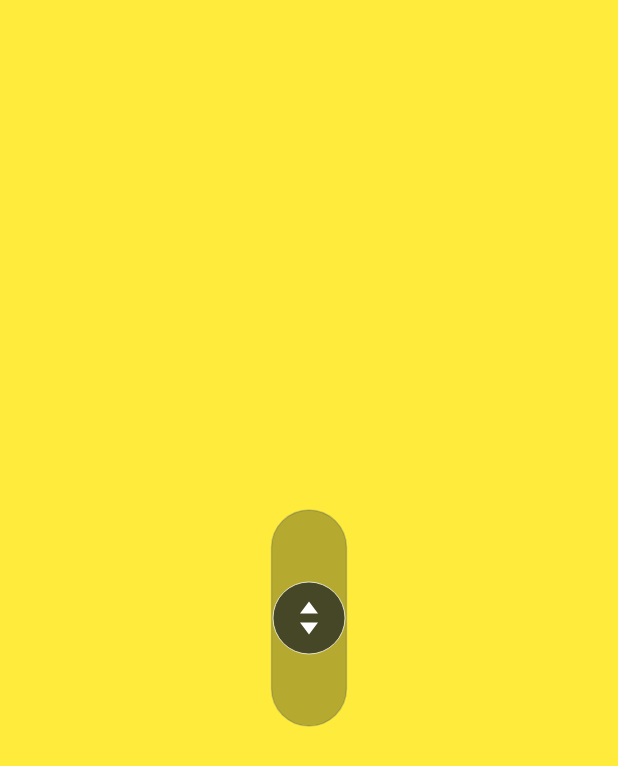
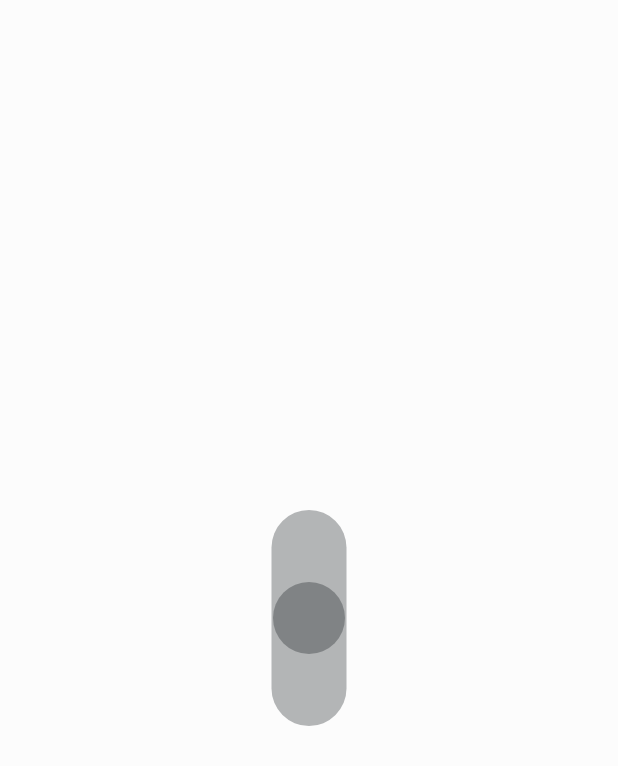
Before and after one commit to Alan-GitHub/effect_demo, a Flutter app: the screen it shows after launch, after a tap on "竖直操纵杆", on a phone screen of 412 x 824 dp. Shown: the top 766 px of the screen. Run offline on Flutter 3.47's test engine with Material 2 defaults, Android fonts, the phone set to English and light mode, and no system bars; network calls fail; statements that could not run were skipped.

Commit message:
垂直操纵杆，绘制图片代替绘制图形、阴影、颜色、边框、小三角，可以提高性能

```diff
--- a/lib/src/animation_use/vertical_joystick.dart
+++ b/lib/src/animation_use/vertical_joystick.dart
@@ -16,12 +16,20 @@ class VerticalJoyStick extends StatefulWidget {
     required this.size,
     this.rRectRadius = 0,
     required this.radius,
+    this.driveVerticalOutline,
+    this.driveVerticalControlStop,
+    this.driveVerticalControlUp,
+    this.driveVerticalControlDown,
     required this.onMove,
   });
 
   final Size size;
   final double rRectRadius;
   final double radius;
+  final ui.Image? driveVerticalOutline;
+  final ui.Image? driveVerticalControlStop;
+  final ui.Image? driveVerticalControlUp;
+  final ui.Image? driveVerticalControlDown;
   final void Function(double dy) onMove;
 
   @override
@@ -54,6 +62,10 @@ class _VerticalJoyStickState extends State<VerticalJoyStick> {
           offset: _offset,
           radius: widget.radius,
           status: status,
+          driveVerticalOutline: widget.driveVerticalOutline,
+          driveVerticalControlStop: widget.driveVerticalControlStop,
+          driveVerticalControlUp: widget.driveVerticalControlUp,
+          driveVerticalControlDown: widget.driveVerticalControlDown,
           onMove: widget.onMove,
           listenable: _offset,
         ),
@@ -104,6 +116,10 @@ class VerticalJoyStickPainter extends CustomPainter {
     required this.offset,
     required this.radius,
     required this.status,
+    this.driveVerticalOutline,
+    this.driveVerticalControlStop,
+    this.driveVerticalControlUp,
+    this.driveVerticalControlDown,
     required this.onMove,
     required Listenable listenable,
   }) : super(repaint: listenable);
@@ -120,6 +136,11 @@ class VerticalJoyStickPainter extends CustomPainter {
   /// 手势状态
   final ValueNotifier<VerticalDragStatus> status;
 
+  final ui.Image? driveVerticalOutline;
+  final ui.Image? driveVerticalControlStop;
+  final ui.Image? driveVerticalControlUp;
+  final ui.Image? driveVerticalControlDown;
+
   final void Function(double dy) onMove;
 
   final Paint _paint = Paint();
@@ -134,18 +155,12 @@ class VerticalJoyStickPainter extends CustomPainter {
     /// 回调通知上层移动的数据 - y坐标
     onMove(dy);
 
-    /// 底图描边
-    _paint
-      ..style = PaintingStyle.stroke
-      ..strokeWidth = 1
-      ..color = RCColors.gray_5F7176.withOpacity(0.3);
-    canvas.drawRRect(RRect.fromRectXY(rect, rRectRadius, rRectRadius), _paint);
-
-    /// 绘制底图圆角矩形
-    _paint
-      ..style = PaintingStyle.fill
-      ..color = RCColors.gray_0A1014.withOpacity(0.3);
-    canvas.drawRRect(RRect.fromRectXY(rect, rRectRadius, rRectRadius), _paint);
+    if (driveVerticalOutline != null) {
+      canvas.drawImage(driveVerticalOutline!, Offset.zero, _paint);
+    } else {
+      canvas.drawRRect(
+          RRect.fromRectXY(rect, rRectRadius, rRectRadius), _paint..color = RCColors.gray_0A1014.withOpacity(0.3));
+    }
 
     /// 计算控制球在可移动范围内的滑动比值，滑动越多，相应端的指示颜色越深
     double ratio = dy.abs() / (size.height / 2.0 - radius);
@@ -163,65 +178,25 @@ class VerticalJoyStickPainter extends CustomPainter {
       _paint.shader = null;
     }
 
-    /// 绘制控制小球球
-    _paint
-      ..style = PaintingStyle.fill
-      ..color = RCColors.black_171E22.withOpacity(0.7);
-    canvas.drawCircle(offset.value, radius, _paint);
-
-    /// 控制小球球描边
-    _paint
-      ..style = PaintingStyle.stroke
-      ..strokeWidth = 0.5
-      ..color = RCColors.white;
-    if (status.value != VerticalDragStatus.end) {
-      _paint.color = RCColors.blue_2FD9F8;
+    if (dy == 0) {
+      if (driveVerticalControlStop != null) {
+        canvas.drawImage(driveVerticalControlStop!, offset.value.translate(-radius, -radius), _paint);
+      } else {
+        canvas.drawCircle(offset.value, radius, _paint);
+      }
+    } else if (dy < 0) {
+      if (driveVerticalControlUp != null) {
+        canvas.drawImage(driveVerticalControlUp!, offset.value.translate(-radius, -radius), _paint);
+      } else {
+        canvas.drawCircle(offset.value, radius, _paint);
+      }
+    } else {
+      if (driveVerticalControlDown != null) {
+        canvas.drawImage(driveVerticalControlDown!, offset.value.translate(-radius, -radius), _paint);
+      } else {
+        canvas.drawCircle(offset.value, radius, _paint);
+      }
     }
-    canvas.drawCircle(offset.value, radius, _paint);
-
-    /// 小球球里面的三角形（上）
-    /// 小球球圆心坐标
-    double rx = offset.value.dx;
-    double ry = offset.value.dy;
-
-    _paint
-      ..style = PaintingStyle.fill
-      ..color = RCColors.white;
-
-    /// 适配屏幕时的缩放比例
-    double scale = radius / 24;
-
-    if (dy < 0) {
-      _paint.color = RCColors.blue_2FD9F8;
-    }
-
-    var path1 = Path();
-    path1.moveTo(rx - 6 * scale, ry - 3 * scale);
-    path1.lineTo(rx, ry - 11 * scale);
-    path1.lineTo(rx + 6 * scale, ry - 3 * scale);
-    path1.close();
-
-    if (dy < 0) {
-      drawShadows(canvas, path1, [const BoxShadow(color: RCColors.blue_2FD9F8, blurRadius: 10, spreadRadius: 12)], -1);
-    }
-    canvas.drawPath(path1, _paint);
-
-    /// 小球球里面的三角形（下）
-    _paint.color = RCColors.white;
-    if (dy > 0) {
-      _paint.color = RCColors.blue_2FD9F8;
-    }
-
-    var path2 = Path();
-    path2.moveTo(rx - 6 * scale, ry + 3 * scale);
-    path2.lineTo(rx, ry + 11 * scale);
-    path2.lineTo(rx + 6 * scale, ry + 3 * scale);
-    path2.close();
-
-    if (dy > 0) {
-      drawShadows(canvas, path2, [const BoxShadow(color: RCColors.blue_2FD9F8, blurRadius: 10, spreadRadius: 12)], 1);
-    }
-    canvas.drawPath(path2, _paint);
   }
 
   @override
--- a/lib/src/animation_use/vertical_joystick_use_page.dart
+++ b/lib/src/animation_use/vertical_joystick_use_page.dart
@@ -1,5 +1,7 @@
 import 'package:effect_demo/src/animation_use/vertical_joystick.dart';
 import 'package:flutter/material.dart';
+import 'dart:ui' as ui;
+import 'package:flutter/services.dart';
 
 class VerticalJoystickUsePage extends StatefulWidget {
   const VerticalJoystickUsePage({super.key});
@@ -9,16 +11,42 @@ class VerticalJoystickUsePage extends StatefulWidget {
 }
 
 class _VerticalJoystickUsePageState extends State<VerticalJoystickUsePage> {
+  ui.Image? driveVerticalOutline;
+  ui.Image? driveVerticalControlStop;
+  ui.Image? driveVerticalControlUp;
+  ui.Image? driveVerticalControlDown;
+
+  @override
+  void initState() {
+    super.initState();
+
+    Future.wait([
+      loadImage("assets/images/drive_vertical_outline.png"),
+      loadImage("assets/images/drive_control_stop.png"),
+      loadImage("assets/images/drive_control_up.png"),
+      loadImage("assets/images/drive_control_down.png"),
+    ]).then((value) => setState(() {
+          driveVerticalOutline = value[0];
+          driveVerticalControlStop = value[1];
+          driveVerticalControlUp = value[2];
+          driveVerticalControlDown = value[3];
+        }));
+  }
+
   @override
   Widget build(BuildContext context) {
     return Scaffold(
       body: Container(
-        color: Colors.yellow,
+        color: Colors.white.withOpacity(0.3),
         alignment: Alignment.center,
         child: VerticalJoyStick(
           size: const Size(50, 144),
           rRectRadius: 50,
           radius: 24,
+          driveVerticalOutline: driveVerticalOutline,
+          driveVerticalControlStop: driveVerticalControlStop,
+          driveVerticalControlUp: driveVerticalControlUp,
+          driveVerticalControlDown: driveVerticalControlDown,
           onMove: (y) {
             // print("y=$y");
           },
@@ -26,4 +54,11 @@ class _VerticalJoystickUsePageState extends State<VerticalJoystickUsePage> {
       ),
     );
   }
+
+  Future<ui.Image> loadImage(String path) {
+    // 加载资源文件
+    // 把资源文件转换成Uint8List类型
+    // 解析Uint8List类型的数据图片
+    return rootBundle.load(path).then((value) => decodeImageFromList(value.buffer.asUint8List()));
+  }
 }
```
Also changed, not shown: assets/images/2.0x/drive_vertical_control_down.png (added), assets/images/2.0x/drive_vertical_control_stop.png (added), assets/images/2.0x/drive_vertical_control_up.png (added), assets/images/2.0x/drive_vertical_outline.png (added), assets/images/3.0x/drive_vertical_control_down.png (added), assets/images/3.0x/drive_vertical_control_stop.png (added), assets/images/3.0x/drive_vertical_control_up.png (added), assets/images/3.0x/drive_vertical_outline.png (added), assets/images/drive_vertical_control_down.png (added), assets/images/drive_vertical_control_stop.png (added), assets/images/drive_vertical_control_up.png (added), assets/images/drive_vertical_outline.png (added).
